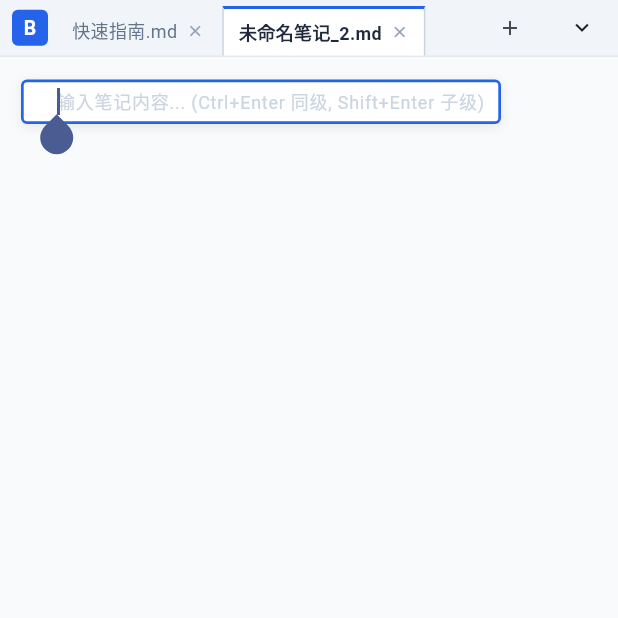
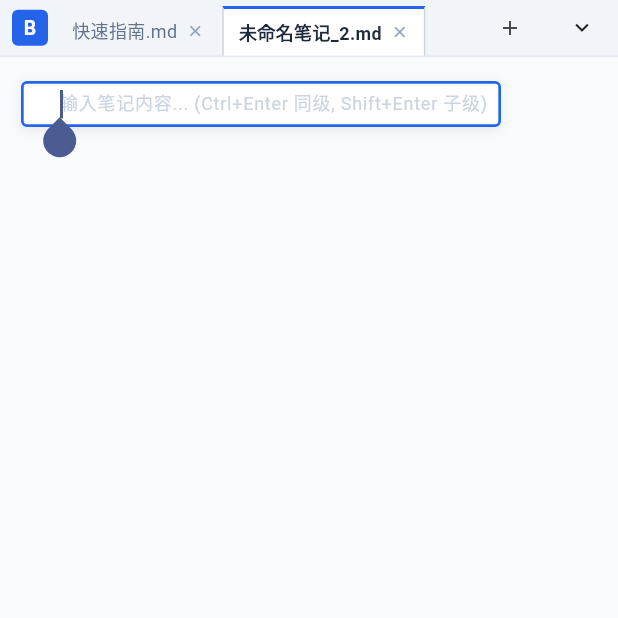
Before and after one commit to mathlife/BooguNote, a Flutter app: the screen it shows after launch, after a tap on the "add" icon, on a phone screen of 412 x 824 dp, the top half of it. Run offline on Flutter 3.47's test engine with Material 3 defaults, Android fonts, the phone set to English and light mode, and no system bars; our stand-ins replace file_picker, shared_preferences; missing offline and left inert: hotkey_manager, screen_retriever, window_manager; Roboto replaces fonts that are missing (PingFang SC).

Commit message:
fix: 彻底消除多行文字块垂直排版重叠，优化树枝折线自适应高度与卡片间距

```diff
--- a/lib/main.dart
+++ b/lib/main.dart
@@ -938,21 +938,26 @@ class _OutlinerMainScreenState extends State<OutlinerMainScreen> {
                 final isChildLast = idx == node.children.length - 1;
 
                 if (showBranch) {
-                  return IntrinsicHeight(
-                    child: Row(
-                      crossAxisAlignment: CrossAxisAlignment.stretch,
-                      children: [
-                        // 左侧树枝折线连接器
-                        CustomPaint(
-                          size: const Size(18, 0),
+                  return Stack(
+                    clipBehavior: Clip.none,
+                    children: [
+                      // 左侧树枝折线连接器：自动根据子树整体实际高度拉伸，不施加任何高度约束
+                      Positioned(
+                        left: 0,
+                        top: 0,
+                        bottom: isChildLast ? null : 0,
+                        height: isChildLast ? 22.0 : null,
+                        width: 18.0,
+                        child: CustomPaint(
                           painter: BranchConnectorPainter(isLast: isChildLast),
                         ),
-                        // 右侧子节点内容递归
-                        Expanded(
-                          child: _buildRecursiveNode(child, depth + 1, isLastChild: isChildLast),
-                        ),
-                      ],
-                    ),
+                      ),
+                      // 右侧子节点内容递归：完全自然流式排版，由文本内容自然撑满高度，绝无重叠
+                      Padding(
+                        padding: const EdgeInsets.only(left: 18.0),
+                        child: _buildRecursiveNode(child, depth + 1, isLastChild: isChildLast),
+                      ),
+                    ],
                   );
                 } else {
                   return _buildRecursiveNode(child, depth + 1, isLastChild: isChildLast);
--- a/lib/widgets/branch_connector.dart
+++ b/lib/widgets/branch_connector.dart
@@ -9,7 +9,7 @@ class BranchConnectorPainter extends CustomPainter {
   BranchConnectorPainter({
     required this.isLast,
     this.branchColor = const Color(0xFF94A3B8),
-    this.strokeWidth = 1.2,
+    this.strokeWidth = 1.25,
   });
 
   @override
@@ -20,10 +20,10 @@ class BranchConnectorPainter extends CustomPainter {
       ..style = PaintingStyle.stroke
       ..strokeCap = StrokeCap.square;
 
-    const double trunkX = 10.0;
-    const double branchY = 16.0;
+    const double trunkX = 8.0;
+    const double branchY = 18.0;
 
-    // 1. 垂直主干线（如果是非末尾子节点，贯穿到底；若是末尾子节点，只垂直下行到折角处停止，绝无多余悬垂尾巴）
+    // 1. 垂直主干线（末尾子节点只垂直画到折角 y=18，非末尾子节点则贯穿到底部与下一子节点相连）
     final double trunkBottom = isLast ? branchY : size.height;
     canvas.drawLine(
       const Offset(trunkX, 0),
--- a/lib/widgets/node_item_widget.dart
+++ b/lib/widgets/node_item_widget.dart
@@ -308,7 +308,7 @@ class _NodeItemWidgetState extends State<NodeItemWidget> {
       onSecondaryTapDown: (details) => _showContextMenu(context, details.globalPosition),
       child: Container(
         width: blockW,
-        margin: const EdgeInsets.symmetric(vertical: 3.0),
+        margin: const EdgeInsets.symmetric(vertical: 4.0),
         decoration: BoxDecoration(
           color: bgColor,
           borderRadius: BorderRadius.circular(4.0),
@@ -362,21 +362,24 @@ class _NodeItemWidgetState extends State<NodeItemWidget> {
                 ),
               ),
 
-            // 3. 文本输入核心区
+            // 3. 文本内容区（非编辑态时用自然折行的 Text，编辑态时用 TextField，绝无排版重叠）
             Expanded(
-              child: widget.node.blockWidth == BlockWidthMode.shrink && !widget.isFocused
+              child: !widget.isFocused
                   ? GestureDetector(
                       onTap: widget.onFocus,
                       child: Padding(
-                        padding: const EdgeInsets.symmetric(vertical: 4, horizontal: 2),
+                        padding: const EdgeInsets.symmetric(vertical: 4, horizontal: 4),
                         child: Text(
-                          widget.node.content.replaceAll('\n', ' '),
-                          maxLines: 1,
-                          overflow: TextOverflow.ellipsis,
+                          widget.node.blockWidth == BlockWidthMode.shrink
+                              ? widget.node.content.replaceAll('\n', ' ')
+                              : (widget.node.content.isEmpty ? ' ' : widget.node.content),
+                          maxLines: widget.node.blockWidth == BlockWidthMode.shrink ? 1 : null,
+                          overflow: widget.node.blockWidth == BlockWidthMode.shrink ? TextOverflow.ellipsis : null,
                           style: TextStyle(
                             fontSize: widget.config.fontSize,
                             fontWeight: widget.node.isBold ? FontWeight.bold : FontWeight.normal,
                             color: widget.node.textColor ?? const Color(0xFF1E293B),
+                            height: 1.4,
                           ),
                         ),
                       ),
@@ -391,11 +394,11 @@ class _NodeItemWidgetState extends State<NodeItemWidget> {
                           fontSize: widget.config.fontSize,
                           fontWeight: widget.node.isBold ? FontWeight.bold : FontWeight.normal,
                           color: widget.node.textColor ?? const Color(0xFF1E293B),
-                          height: 1.35,
+                          height: 1.4,
                         ),
                         decoration: const InputDecoration(
                           isDense: true,
-                          contentPadding: EdgeInsets.symmetric(vertical: 4, horizontal: 2),
+                          contentPadding: EdgeInsets.symmetric(vertical: 4, horizontal: 4),
                           border: InputBorder.none,
                           hintText: '输入笔记内容... (Ctrl+Enter 同级, Shift+Enter 子级)',
                           hintStyle: TextStyle(color: Color(0xFFCBD5E1), fontSize: 12),
```
